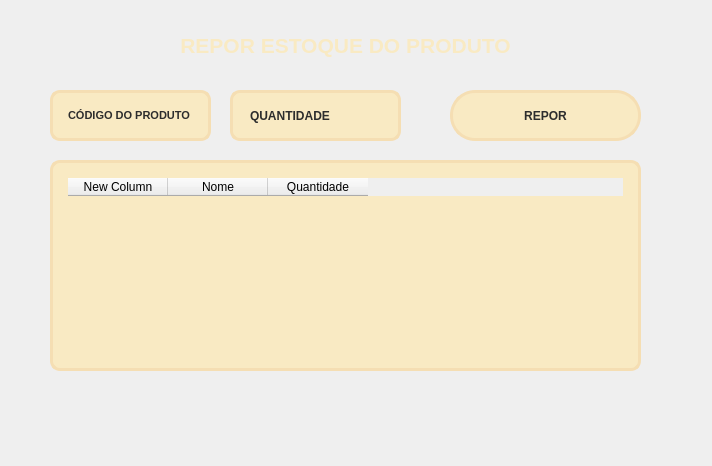
leohpmoreira/inventoryManagement, file REPOSICAO.ui: the form before one commit.
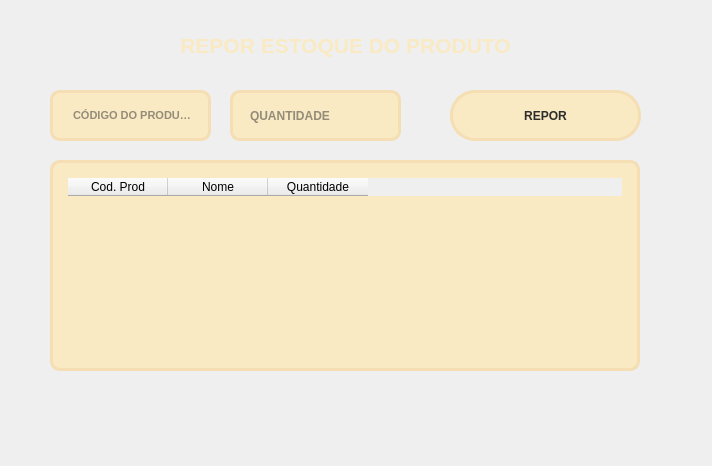
The form after the commit.

Commit message: CadProd, deletar produto, historico e reposicao

```diff
--- a/REPOSICAO.ui
+++ b/REPOSICAO.ui
@@ -18,7 +18,7 @@
     <rect>
      <x>50</x>
      <y>160</y>
-     <width>591</width>
+     <width>590</width>
      <height>211</height>
     </rect>
    </property>
@@ -33,7 +33,7 @@
    </property>
    <column>
     <property name="text">
-     <string>New Column</string>
+     <string>Cod. Prod</string>
     </property>
    </column>
    <column>
@@ -80,7 +80,13 @@
 	color: rgb(45, 45, 45);
 }</string>
    </property>
+   <property name="inputMask">
+    <string notr="true"/>
+   </property>
    <property name="text">
+    <string/>
+   </property>
+   <property name="placeholderText">
     <string> CÓDIGO DO PRODUTO</string>
    </property>
   </widget>
@@ -117,6 +123,9 @@
 }</string>
    </property>
    <property name="text">
+    <string/>
+   </property>
+   <property name="placeholderText">
     <string>QUANTIDADE</string>
    </property>
   </widget>
```
The commit also changes 10 other files.
